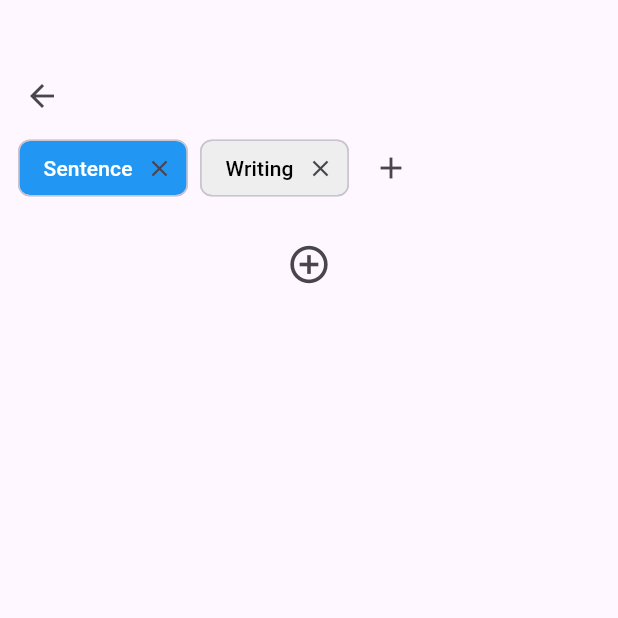
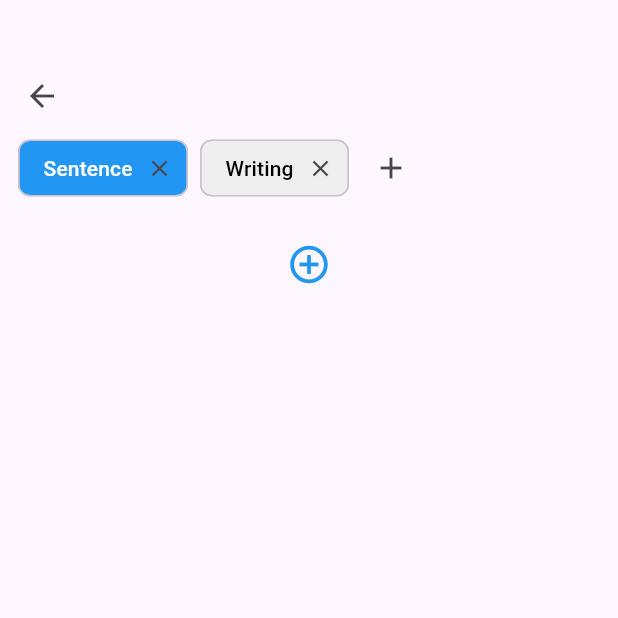
Before and after one commit to tanliang2/writing_app, a Flutter app: the screen it shows after launch, after a tap on the "add circle outline" icon, after a tap on "Vocabulary", after a tap on the "close" icon, on a phone screen of 412 x 824 dp, the top half of it. Run offline on Flutter 3.47's test engine with Material 3 defaults, Android fonts, the light colour scheme and no system bars.

Commit message:
Ui modify

```diff
--- a/lib/screens/home_screen.dart
+++ b/lib/screens/home_screen.dart
@@ -135,7 +135,7 @@ class _HomeScreenState extends State<HomeScreen> {
                 if (index == _cardTopics[_currentIndex].length) {
                   return Center(
                     child: IconButton(
-                      icon: const Icon(Icons.add_circle_outline, size: 30),
+                      icon: const Icon(Icons.add_circle_outline, size: 30,color: Colors.blue,),
                       onPressed: _addCard,
                     ),
                   );
```
